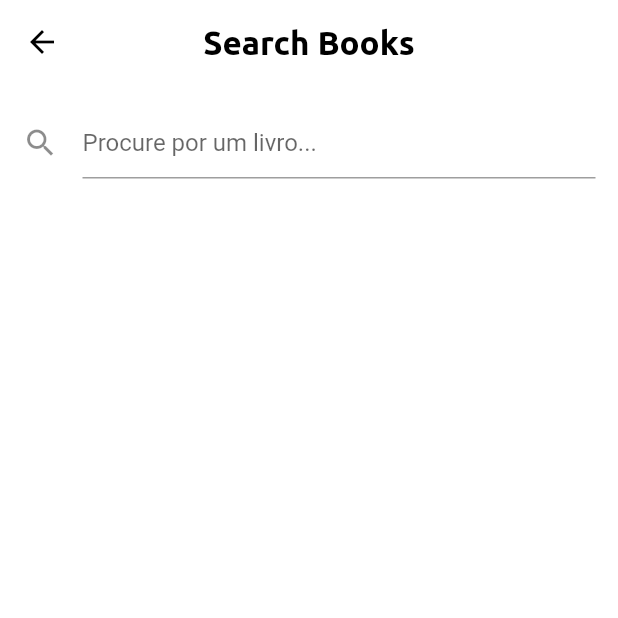
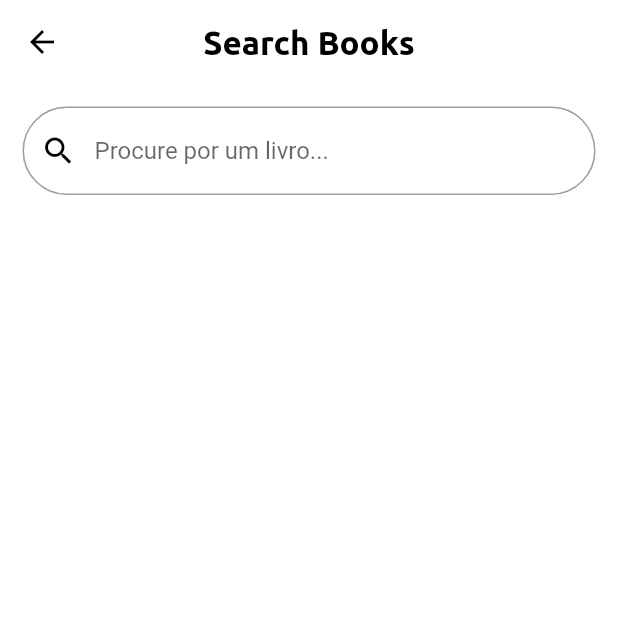
Before and after one commit to williamfelippe/my_reads_flutter, a Flutter app: the SearchPage screen opened directly, on a phone screen of 412 x 824 dp, the top half of it. Run offline on Flutter 3.47's test engine with Material 2 defaults, Android fonts, the phone set to English and light mode, and no system bars; network calls fail.

Commit message:
feat: Change search bar layout

```diff
--- a/lib/widgets/search_bar_widget.dart
+++ b/lib/widgets/search_bar_widget.dart
@@ -16,7 +16,22 @@ class SearchBar extends StatelessWidget {
       child: TextField(
         onChanged: (query) => _handleOnChangeQuery(query),
         decoration: InputDecoration(
-            hintText: "Procure por um livro...", icon: Icon(Icons.search)),
+            focusedBorder: OutlineInputBorder(
+              borderSide: BorderSide(
+                width: 2,
+                color: Colors.orange,
+              ),
+              borderRadius: BorderRadius.all(Radius.circular(30)),
+            ),
+            border: OutlineInputBorder(
+              borderSide: BorderSide(
+                width: 2,
+                color: Colors.black,
+              ),
+              borderRadius: BorderRadius.all(Radius.circular(30)),
+            ),
+            hintText: "Procure por um livro...",
+            prefixIcon: Icon(Icons.search, color: Colors.black)),
       ),
     );
   }
```
